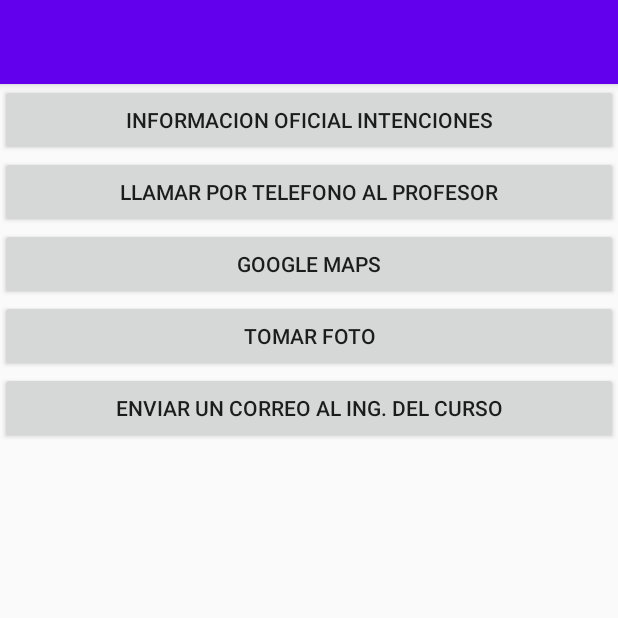
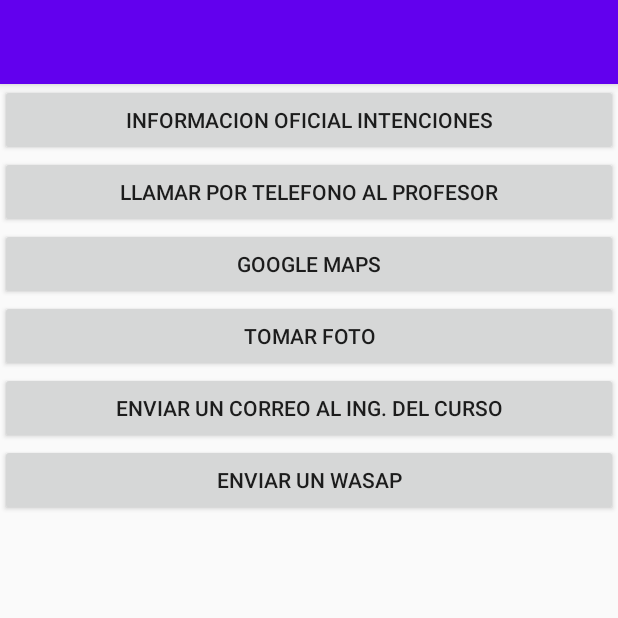
Before and after one commit to jorgefloresmadge/migranparte2, an Android app: the Intenciones screen opened directly, with no data from a screen before it, on a phone screen of 412 x 824 dp, the top half of it. Run offline under Robolectric (Android 15) with nearby library versions, the phone set to English and light mode, and no system bars.

Commit message:
Intenciones whatsapp

```diff
--- a/app/src/main/AndroidManifest.xml
+++ b/app/src/main/AndroidManifest.xml
@@ -22,4 +22,6 @@
         </activity>
     </application>
 
+    <uses-permission android:name="android.permission.CALL_PHONE"/>
+
 </manifest>
--- a/app/src/main/res/layout/activity_intenciones.xml
+++ b/app/src/main/res/layout/activity_intenciones.xml
@@ -31,4 +31,9 @@
         android:layout_height="wrap_content"
         android:onClick="email"
         android:text="Enviar un correo al Ing. del curso" />
+    <Button
+        android:layout_width="match_parent"
+        android:layout_height="wrap_content"
+        android:onClick="whatsapp"
+        android:text="Enviar un Wasap" />
 </LinearLayout>
```
Also changed, not shown: app/src/main/java/com/example/migranparte2/Intenciones.java (+26 -1 lines).
